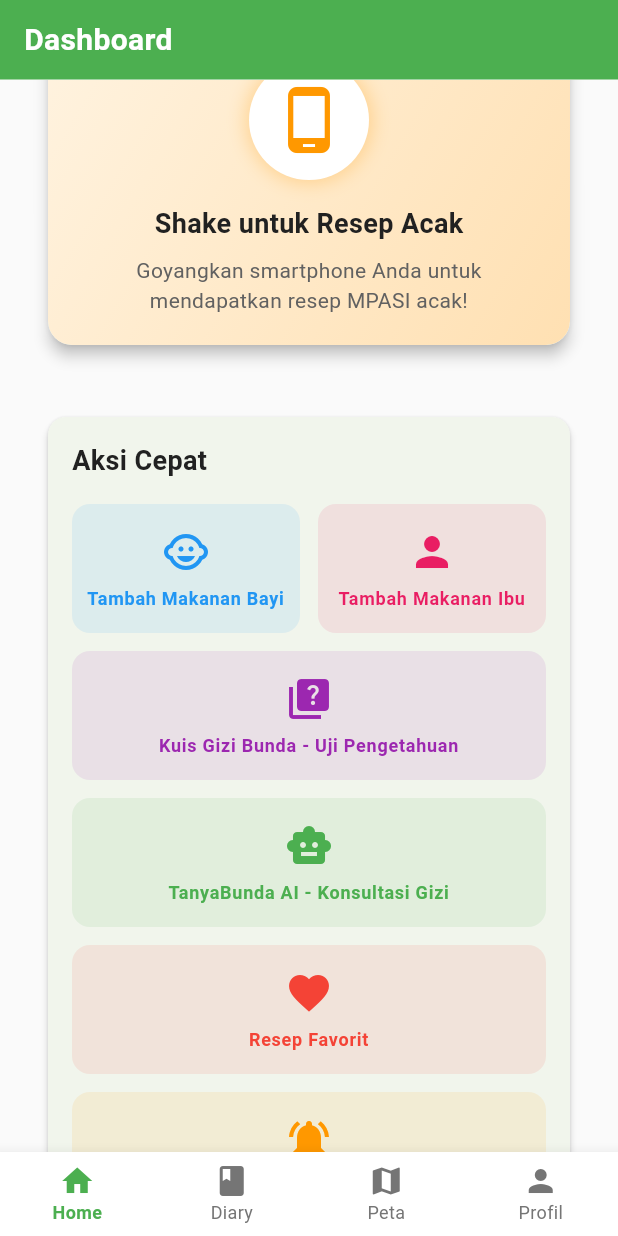
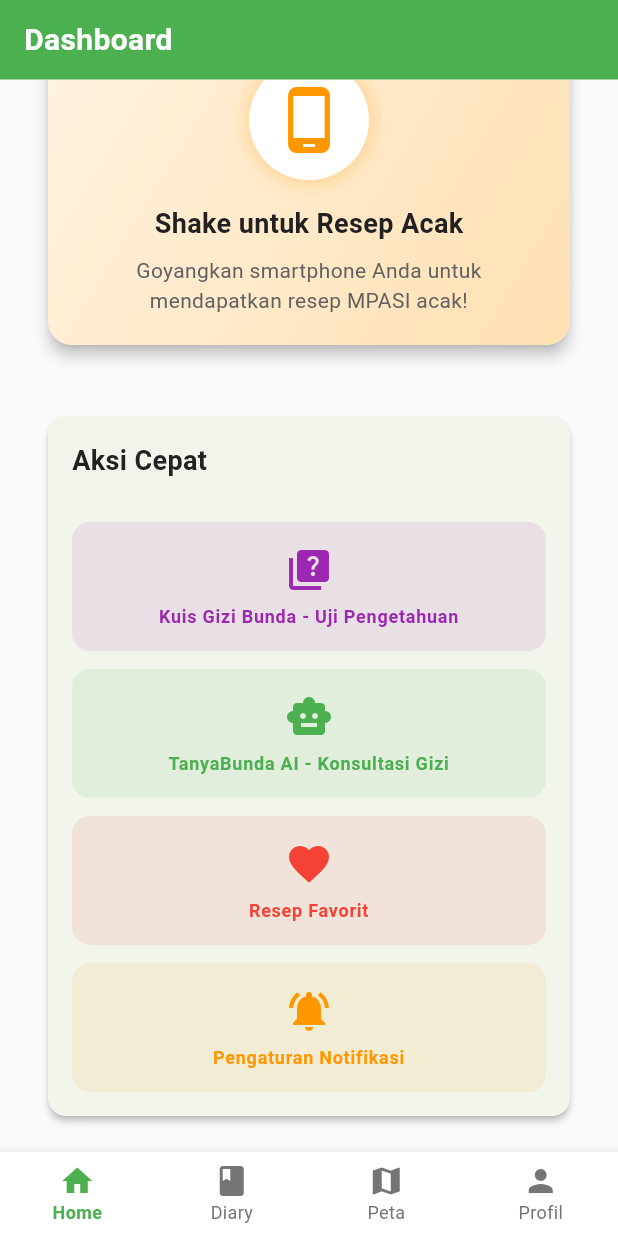
Before and after one commit to AndhikaKusumaW/NutriBunda_v2, a Flutter app: the MainNavigation screen opened by its route, scrolled down 1667 dp, on a phone screen of 412 x 824 dp. Run offline on Flutter 3.47's test engine with Material 3 defaults, Android fonts, the phone set to English and light mode, and no system bars; our stand-ins replace connectivity_plus, dio, equatable, flutter_local_notifications, flutter_secure_storage, geolocator and 8 more; accounts and stored records are empty; network calls fail.

Commit message:
refactor: aksi cepat widget

```diff
--- a/nutribunda/lib/presentation/pages/dashboard/dashboard_screen.dart
+++ b/nutribunda/lib/presentation/pages/dashboard/dashboard_screen.dart
@@ -516,45 +516,6 @@ class _DashboardScreenState extends State<DashboardScreen> {
               ),
             ),
             const SizedBox(height: 16),
-            Row(
-              children: [
-                Expanded(
-                  child: _buildQuickActionButton(
-                    context,
-                    'Tambah Makanan Bayi',
-                    Icons.child_care,
-                    Colors.blue,
-                    () {
-                      // Navigate to add diary entry for baby
-                      // TODO: Implement navigation
-                      ScaffoldMessenger.of(context).showSnackBar(
-                        const SnackBar(
-                          content: Text('Fitur akan segera tersedia'),
-                        ),
-                      );
-                    },
-                  ),
-                ),
-                const SizedBox(width: 12),
-                Expanded(
-                  child: _buildQuickActionButton(
-                    context,
-                    'Tambah Makanan Ibu',
-                    Icons.person,
-                    Colors.pink,
-                    () {
-                      // Navigate to add diary entry for mother
-                      // TODO: Implement navigation
-                      ScaffoldMessenger.of(context).showSnackBar(
-                        const SnackBar(
-                          content: Text('Fitur akan segera tersedia'),
-                        ),
-                      );
-                    },
-                  ),
-                ),
-              ],
-            ),
             const SizedBox(height: 12),
             // Quiz Game button
             SizedBox(
```
Also changed, not shown: 3 other files.
